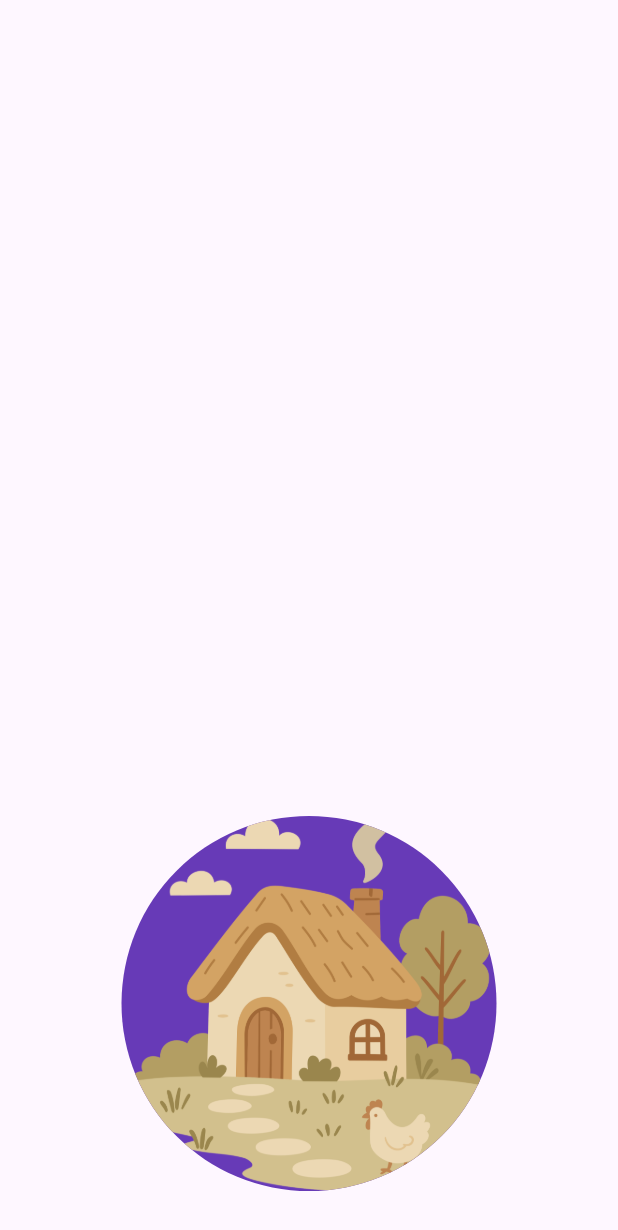
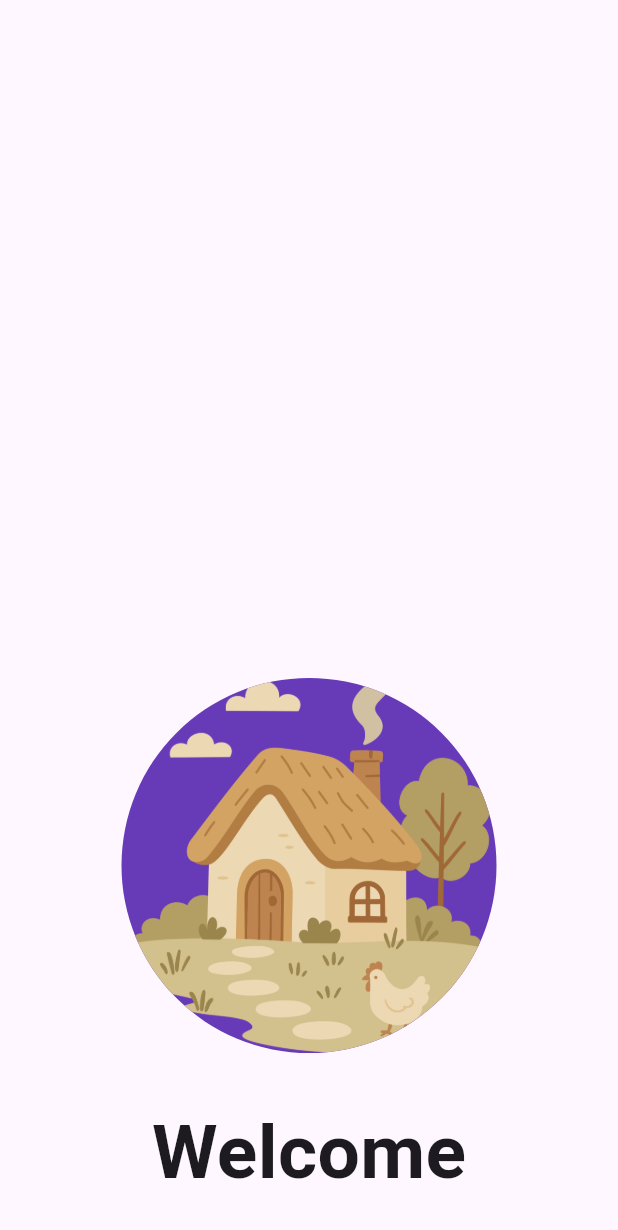
Before and after one commit to Hartamatamatama/KB1179-1123150117-uts, a Flutter app: the screen it shows after launch, after a tap on "Continue", on a phone screen of 412 x 824 dp. Shown: the top 1230 px of the screen. Run offline on Flutter 3.47's test engine with Material 3 defaults, Android fonts, the phone set to English and light mode, and no system bars.

Commit message:
Saya baru ingat, saya tinggal salin aja kode dari splash screen 1 nanti tinggal modifikasi

```diff
--- a/lib/screen/splash_screen_2.dart
+++ b/lib/screen/splash_screen_2.dart
@@ -27,6 +27,11 @@ class SplashScreen2 extends StatelessWidget {
             ),
             //tambahkan disini untuk widget widget lainnya nanti
             SizedBox(height: 30),
+            Text(
+              'Welcome',
+              style: TextStyle(fontSize: 50, fontWeight: FontWeight.bold),
+            ),
+            SizedBox(height: 20),
           ],
         ),
       ),
```
